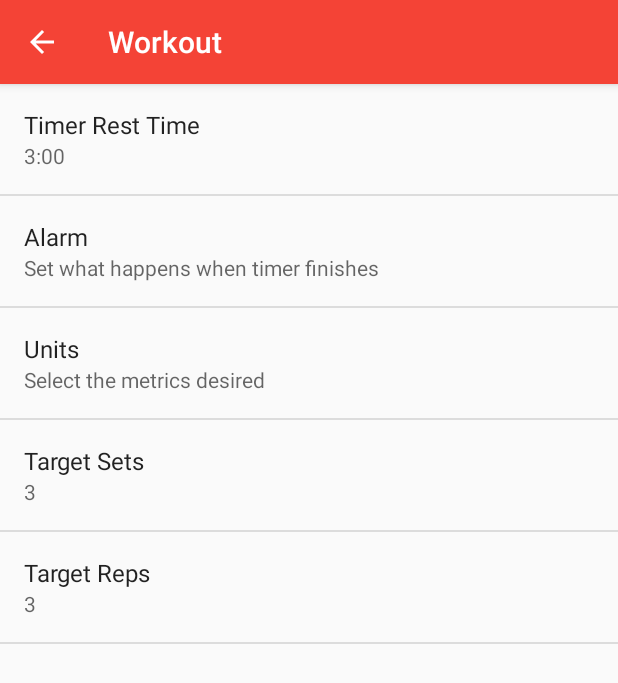
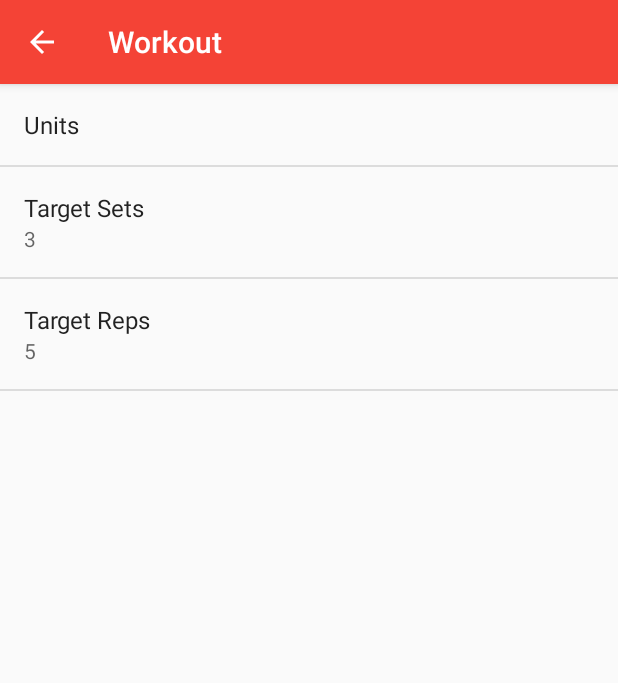
Before and after one commit to james-woo/athelite, an Android app: the SettingsActivity screen opened directly, with no data from a screen before it, after a tap on "Workout", on a phone screen of 412 x 824 dp. Shown: the top 683 px of the screen. Run offline under Robolectric (Android 15) with nearby library versions, the phone set to English and light mode, and no system bars.

Commit message:
Add settings features and fix some bugs

```diff
--- a/app/src/main/java/com/jameswoo/athelite/Activity/SettingsActivity.java
+++ b/app/src/main/java/com/jameswoo/athelite/Activity/SettingsActivity.java
@@ -5,9 +5,6 @@ import android.annotation.TargetApi;
 import android.content.Context;
 import android.content.Intent;
 import android.content.res.Configuration;
-import android.media.Ringtone;
-import android.media.RingtoneManager;
-import android.net.Uri;
 import android.os.Build;
 import android.os.Bundle;
 import android.preference.ListPreference;
@@ -16,8 +13,6 @@ import android.preference.PreferenceActivity;
 import android.support.v7.app.ActionBar;
 import android.preference.PreferenceFragment;
 import android.preference.PreferenceManager;
-import android.preference.RingtonePreference;
-import android.text.TextUtils;
 import android.view.MenuItem;
 import android.support.v4.app.NavUtils;
 
@@ -44,8 +39,7 @@ public class SettingsActivity extends AppCompatPreferenceActivity {
     private static Preference.OnPreferenceChangeListener sBindPreferenceSummaryToValueListener = new Preference.OnPreferenceChangeListener() {
         @Override
         public boolean onPreferenceChange(Preference preference, Object value) {
-            /*String stringValue = value.toString();
-
+            String stringValue = value.toString();
             if (preference instanceof ListPreference) {
                 // For list preferences, look up the correct display value in
                 // the preference's 'entries' list.
@@ -58,33 +52,11 @@ public class SettingsActivity extends AppCompatPreferenceActivity {
                                 ? listPreference.getEntries()[index]
                                 : null);
 
-            } else if (preference instanceof RingtonePreference) {
-                // For ringtone preferences, look up the correct display value
-                // using RingtoneManager.
-                if (TextUtils.isEmpty(stringValue)) {
-                    // Empty values correspond to 'silent' (no ringtone).
-                    preference.setSummary(R.string.pref_ringtone_silent);
-
-                } else {
-                    Ringtone ringtone = RingtoneManager.getRingtone(
-                            preference.getContext(), Uri.parse(stringValue));
-
-                    if (ringtone == null) {
-                        // Clear the summary if there was a lookup error.
-                        preference.setSummary(null);
-                    } else {
-                        // Set the summary to reflect the new ringtone display
-                        // name.
-                        String name = ringtone.getTitle(preference.getContext());
-                        preference.setSummary(name);
-                    }
-                }
-
             } else {
                 // For all other preferences, set the summary to the value's
                 // simple string representation.
                 preference.setSummary(stringValue);
-            }*/
+            }
             return true;
         }
 
@@ -172,9 +144,9 @@ public class SettingsActivity extends AppCompatPreferenceActivity {
      */
     protected boolean isValidFragment(String fragmentName) {
         return PreferenceFragment.class.getName().equals(fragmentName)
-                || GeneralPreferenceFragment.class.getName().equals(fragmentName)
-                || DataSyncPreferenceFragment.class.getName().equals(fragmentName)
-                || NotificationPreferenceFragment.class.getName().equals(fragmentName);
+                || WorkoutPreferenceFragment.class.getName().equals(fragmentName)
+                || AdditionalPreferenceFragment.class.getName().equals(fragmentName)
+                || AccountPreferenceFragment.class.getName().equals(fragmentName);
     }
 
     /**
@@ -182,18 +154,22 @@ public class SettingsActivity extends AppCompatPreferenceActivity {
      * activity is showing a two-pane settings UI.
      */
     @TargetApi(Build.VERSION_CODES.HONEYCOMB)
-    public static class GeneralPreferenceFragment extends PreferenceFragment {
+    public static class WorkoutPreferenceFragment extends PreferenceFragment {
         @Override
         public void onCreate(Bundle savedInstanceState) {
             super.onCreate(savedInstanceState);
-            addPreferencesFromResource(R.xml.pref_general);
+            addPreferencesFromResource(R.xml.pref_workout);
             setHasOptionsMenu(true);
 
             // Bind the summaries of EditText/List/Dialog/Ringtone preferences
             // to their values. When their values change, their summaries are
             // updated to reflect the new value, per the Android Design
             // guidelines.
-            //bindPreferenceSummaryToValue(findPreference("example_text"));
+            //bindPreferenceSummaryToValue(findPreference("rest_time"));
+            //bindPreferenceSummaryToValue(findPreference("timer_alarm"));
+            bindPreferenceSummaryToValue(findPreference("units"));
+            bindPreferenceSummaryToValue(findPreference("target_sets"));
+            bindPreferenceSummaryToValue(findPreference("target_reps"));
         }
 
         @Override
@@ -212,18 +188,19 @@ public class SettingsActivity extends AppCompatPreferenceActivity {
      * activity is showing a two-pane settings UI.
      */
     @TargetApi(Build.VERSION_CODES.HONEYCOMB)
-    public static class NotificationPreferenceFragment extends PreferenceFragment {
+    public static class AccountPreferenceFragment extends PreferenceFragment {
         @Override
         public void onCreate(Bundle savedInstanceState) {
             super.onCreate(savedInstanceState);
-            addPreferencesFromResource(R.xml.pref_notification);
+            addPreferencesFromResource(R.xml.pref_account);
             setHasOptionsMenu(true);
 
             // Bind the summaries of EditText/List/Dialog/Ringtone preferences
             // to their values. When their values change, their summaries are
             // updated to reflect the new value, per the Android Design
             // guidelines.
-            //bindPreferenceSummaryToValue(findPreference("notifications_new_message_ringtone"));
+            bindPreferenceSummaryToValue(findPreference("name"));
+            //bindPreferenceSummaryToValue(findPreference("email"));
         }
 
         @Override
@@ -242,18 +219,18 @@ public class SettingsActivity extends AppCompatPreferenceActivity {
      * activity is showing a two-pane settings UI.
      */
     @TargetApi(Build.VERSION_CODES.HONEYCOMB)
-    public static class DataSyncPreferenceFragment extends PreferenceFragment {
+    public static class AdditionalPreferenceFragment extends PreferenceFragment {
         @Override
         public void onCreate(Bundle savedInstanceState) {
             super.onCreate(savedInstanceState);
-            addPreferencesFromResource(R.xml.pref_data_sync);
+            addPreferencesFromResource(R.xml.pref_additional);
             setHasOptionsMenu(true);
 
             // Bind the summaries of EditText/List/Dialog/Ringtone preferences
             // to their values. When their values change, their summaries are
             // updated to reflect the new value, per the Android Design
             // guidelines.
-            //bindPreferenceSummaryToValue(findPreference("sync_frequency"));
+            // bindPreferenceSummaryToValue(findPreference("receive_notifications"));
         }
 
         @Override
--- a/app/src/main/java/com/jameswoo/athelite/Activity/ViewExercise.java
+++ b/app/src/main/java/com/jameswoo/athelite/Activity/ViewExercise.java
@@ -108,7 +108,7 @@ public class ViewExercise extends AppCompatActivity {
                     _exerciseName.setAdapter(_exerciseNameAdapter);
                 }
             });
-            _exerciseNameAdapter = new ArrayAdapter<>(this, android.R.layout.simple_dropdown_item_1line, new String[]{"Please search..."});
+            _exerciseNameAdapter = new ArrayAdapter<>(this, R.layout.exercise_list_dropdown, new String[]{"Please search..."});
             _exerciseName.setAdapter(_exerciseNameAdapter);
         } catch (NullPointerException e) {
             e.printStackTrace();
@@ -153,6 +153,10 @@ public class ViewExercise extends AppCompatActivity {
             case android.R.id.home:
                 onBackPressed();
                 break;
+            case R.id.action_settings:
+                Intent settingsIntent = new Intent(getBaseContext(), SettingsActivity.class);
+                startActivity(settingsIntent);
+                break;
         }
         return true;
     }
--- a/app/src/main/java/com/jameswoo/athelite/Activity/ViewWorkout.java
+++ b/app/src/main/java/com/jameswoo/athelite/Activity/ViewWorkout.java
@@ -125,6 +125,10 @@ public class ViewWorkout extends AppCompatActivity {
             case android.R.id.home:
                 onBackPressed();
                 break;
+            case R.id.action_settings:
+                Intent settingsIntent = new Intent(getBaseContext(), SettingsActivity.class);
+                startActivity(settingsIntent);
+                break;
             case R.id.action_delete_workout:
                 _db.deleteWorkoutPlan(_workoutPlan);
                 WorkoutPlanTabFragment.getInstance().deleteWorkout(_workoutPlan);
--- a/app/src/main/java/com/jameswoo/athelite/Database/DBExerciseList.java
+++ b/app/src/main/java/com/jameswoo/athelite/Database/DBExerciseList.java
@@ -153,8 +153,8 @@ public class DBExerciseList  extends SQLiteOpenHelper {
                         " FROM " + DBContract.ExerciseListTable.TABLE_NAME +
                         " WHERE " + DBContract.ExerciseListTable.COLUMN_NAME +
                         " LIKE \"%" + searchTerm + "%\"" +
-                        " ORDER BY " + DBContract.ExerciseListTable.COLUMN_ID + " DESC" +
-                        " LIMIT 0,5";
+                        " ORDER BY " + DBContract.ExerciseListTable.COLUMN_ID + " ASC" +
+                        " LIMIT 0,2000";
 
         SQLiteDatabase db = this.getWritableDatabase();
         Cursor cursor = db.rawQuery(query, null);
--- a/app/src/main/java/com/jameswoo/athelite/Database/DBHandler.java
+++ b/app/src/main/java/com/jameswoo/athelite/Database/DBHandler.java
@@ -2,9 +2,11 @@ package com.jameswoo.athelite.Database;
 
 import android.content.ContentValues;
 import android.content.Context;
+import android.content.SharedPreferences;
 import android.database.Cursor;
 import android.database.sqlite.SQLiteDatabase;
 import android.database.sqlite.SQLiteOpenHelper;
+import android.preference.PreferenceManager;
 import android.util.Log;
 
 import com.jameswoo.athelite.Model.Exercise;
@@ -411,6 +413,7 @@ public class DBHandler extends SQLiteOpenHelper {
 
     public Exercise createExerciseForWorkoutPlan(SQLiteDatabase db, WorkoutPlan workoutPlan) {
         long workoutPlanId = workoutPlan.getId();
+
         Exercise newExercise = new Exercise.Builder("New Exercise").build();
 
         ContentValues values = new ContentValues();
--- a/app/src/main/java/com/jameswoo/athelite/Tabs/WorkoutPlanTabFragment.java
+++ b/app/src/main/java/com/jameswoo/athelite/Tabs/WorkoutPlanTabFragment.java
@@ -91,7 +91,7 @@ public class WorkoutPlanTabFragment extends Fragment {
 
     public void deleteWorkout(WorkoutPlan workoutPlan) {
         _workoutPlanAdapter.removeWorkoutPlan(workoutPlan);
-        _workoutPlanAdapter.notifyDataSetChanged();
+        _workoutPlanAdapter.notifyItemRangeRemoved(0, _workoutPlanAdapter.getItemCount());
         checkEmptyList();
     }
 
--- /dev/null
+++ b/app/src/main/res/drawable/ic_add_black_24dp.xml
@@ -0,0 +1,9 @@
+<vector xmlns:android="http://schemas.android.com/apk/res/android"
+        android:width="24dp"
+        android:height="24dp"
+        android:viewportWidth="24.0"
+        android:viewportHeight="24.0">
+    <path
+        android:fillColor="#FF000000"
+        android:pathData="M19,13h-6v6h-2v-6H5v-2h6V5h2v6h6v2z"/>
+</vector>
--- /dev/null
+++ b/app/src/main/res/drawable/ic_person_black_24dp.xml
@@ -0,0 +1,9 @@
+<vector xmlns:android="http://schemas.android.com/apk/res/android"
+        android:width="24dp"
+        android:height="24dp"
+        android:viewportWidth="24.0"
+        android:viewportHeight="24.0">
+    <path
+        android:fillColor="#FF000000"
+        android:pathData="M12,12c2.21,0 4,-1.79 4,-4s-1.79,-4 -4,-4 -4,1.79 -4,4 1.79,4 4,4zM12,14c-2.67,0 -8,1.34 -8,4v2h16v-2c0,-2.66 -5.33,-4 -8,-4z"/>
+</vector>
--- /dev/null
+++ b/app/src/main/res/drawable/ic_workout_icon_24dp.xml
@@ -0,0 +1,21 @@
+<vector android:height="24dp" android:viewportHeight="157.8924"
+    android:viewportWidth="199.2546" android:width="24dp" xmlns:android="http://schemas.android.com/apk/res/android">
+    <path android:fillAlpha="0.0" android:fillColor="#000000"
+        android:pathData="m0,0l199.25,0l0,157.89l-199.25,0z"
+        android:strokeColor="#00000000" android:strokeLineCap="square"/>
+    <path android:fillColor="#000000"
+        android:pathData="m73.24,63.18l52.5,0l0,28.6l-52.5,0z"
+        android:strokeColor="#00000000" android:strokeLineCap="square"/>
+    <path android:fillColor="#000000"
+        android:pathData="m39.9,130.82l0,-106.68l28.6,0l0,106.68z"
+        android:strokeColor="#00000000" android:strokeLineCap="square"/>
+    <path android:fillColor="#000000"
+        android:pathData="m130.48,130.82l0,-106.68l28.6,0l0,106.68z"
+        android:strokeColor="#00000000" android:strokeLineCap="square"/>
+    <path android:fillColor="#000000"
+        android:pathData="m163.81,113.01l0,-71.06l28.6,0l0,71.06z"
+        android:strokeColor="#00000000" android:strokeLineCap="square"/>
+    <path android:fillColor="#000000"
+        android:pathData="m6.56,113.01l0,-71.06l28.6,0l0,71.06z"
+        android:strokeColor="#00000000" android:strokeLineCap="square"/>
+</vector>
--- a/app/src/main/res/layout/activity_view_exercise_set.xml
+++ b/app/src/main/res/layout/activity_view_exercise_set.xml
@@ -39,7 +39,6 @@
         <TextView
             android:layout_width="wrap_content"
             android:layout_height="wrap_content"
-            android:text="@string/lb"
             android:id="@+id/set_weight_type"
             android:layout_marginLeft="20dp"
             android:layout_marginStart="20dp"
--- a/app/src/main/res/values/strings.xml
+++ b/app/src/main/res/values/strings.xml
@@ -70,7 +70,7 @@
     <string name="settings_key_target_sets">target_sets</string>
     <string name="settings_title_target_reps">Target Reps</string>
     <string name="settings_summary_target_reps">3</string>
-    <string name="settings_key_target_reps">target_sets</string>
+    <string name="settings_key_target_reps">target_reps</string>
 
     <string name="settings_title_additional">Additional</string>
     <string name="settings_title_notifications">Receive Notifications</string>
@@ -88,8 +88,8 @@
         <item>kg</item>
     </string-array>
     <string-array name="unitsListValues">
-        <item>1</item>
-        <item>2</item>
+        <item>lb</item>
+        <item>kg</item>
     </string-array>
     <string-array name="soundArray">
         <item>Sound</item>
--- a/app/src/main/res/xml/pref_notification.xml
+++ b/app/src/main/res/xml/pref_account.xml
@@ -3,12 +3,14 @@
     <EditTextPreference
         android:title="@string/settings_title_username_name"
         android:summary="@string/settings_summary_username_name"
+        android:defaultValue="Addison Athelite"
         android:key="@string/settings_key_username_name"
         android:dialogTitle="@string/settings_dialogue_username_name" />
 
     <EditTextPreference
         android:title="@string/settings_title_email"
         android:summary="@string/settings_summary_email"
+        android:defaultValue="email@email.com"
         android:key="@string/settings_key_email" />
 
 </PreferenceScreen>
--- a/app/src/main/res/xml/pref_data_sync.xml
+++ b/app/src/main/res/xml/pref_additional.xml
@@ -1,5 +1,6 @@
 <PreferenceScreen xmlns:android="http://schemas.android.com/apk/res/android">
 
+    <!--
     <CheckBoxPreference
         android:title="@string/settings_title_notifications"
         android:summary="@string/settings_summary_notifications"
@@ -10,5 +11,6 @@
         android:title="@string/settings_title_feedback"
         android:summary="@string/settings_summary_feedback"
         android:key="@string/settings_key_feedback" />
+    -->
 
 </PreferenceScreen>
--- a/app/src/main/res/xml/pref_headers.xml
+++ b/app/src/main/res/xml/pref_headers.xml
@@ -3,18 +3,18 @@
     <!-- These settings headers are only used on tablets. -->
 
     <header
-        android:fragment="com.jameswoo.athelite.Activity.SettingsActivity$GeneralPreferenceFragment"
-        android:icon="@drawable/ic_info_black_24dp"
+        android:fragment="com.jameswoo.athelite.Activity.SettingsActivity$WorkoutPreferenceFragment"
+        android:icon="@drawable/ic_workout_icon_24dp"
         android:title="@string/settings_title_workout" />
 
     <header
-        android:fragment="com.jameswoo.athelite.Activity.SettingsActivity$NotificationPreferenceFragment"
-        android:icon="@drawable/athelite_profile"
+        android:fragment="com.jameswoo.athelite.Activity.SettingsActivity$AccountPreferenceFragment"
+        android:icon="@drawable/ic_person_black_24dp"
         android:title="@string/settings_title_my_account" />
 
     <header
-        android:fragment="com.jameswoo.athelite.Activity.SettingsActivity$DataSyncPreferenceFragment"
-        android:icon="@drawable/ic_sync_black_24dp"
+        android:fragment="com.jameswoo.athelite.Activity.SettingsActivity$AdditionalPreferenceFragment"
+        android:icon="@drawable/ic_add_black_24dp"
         android:title="@string/settings_title_additional" />
 
 </preference-headers>
--- a/app/src/main/res/xml/pref_general.xml
+++ b/app/src/main/res/xml/pref_workout.xml
@@ -1,8 +1,9 @@
 <PreferenceScreen xmlns:android="http://schemas.android.com/apk/res/android">
 
+    <!--
     <EditTextPreference
         android:title="@string/settings_title_timer"
-        android:summary="@string/settings_summary_timer"
+        android:defaultValue="3"
         android:key="@string/settings_key_timer" />
 
     <ListPreference
@@ -12,6 +13,7 @@
         android:defaultValue="1"
         android:entries="@array/soundArray"
         android:entryValues="@array/soundListValues" />
+    -->
 
     <ListPreference
         android:title="@string/settings_title_units"
@@ -23,12 +25,12 @@
 
     <EditTextPreference
         android:title="@string/settings_title_target_sets"
-        android:summary="@string/settings_summary_target_sets"
+        android:defaultValue="3"
         android:key="@string/settings_key_target_sets" />
 
     <EditTextPreference
         android:title="@string/settings_title_target_reps"
-        android:summary="@string/settings_summary_target_reps"
+        android:defaultValue="5"
         android:key="@string/settings_key_target_reps" />
 
 </PreferenceScreen>
```
Also changed, not shown: app/src/main/java/com/jameswoo/athelite/Activity/ViewDay.java (+7 -0 lines), app/src/main/java/com/jameswoo/athelite/Adapter/ExerciseListAdapter.java (+8 -1 lines), app/src/main/java/com/jameswoo/athelite/Adapter/ExerciseSetListAdapter.java (+11 -2 lines), app/src/main/java/com/jameswoo/athelite/Dialog/EmptyTemplatesDialog.java (+7 -1 lines), app/src/main/res/menu/menu_view_workout.xml (+6 -1 lines).
